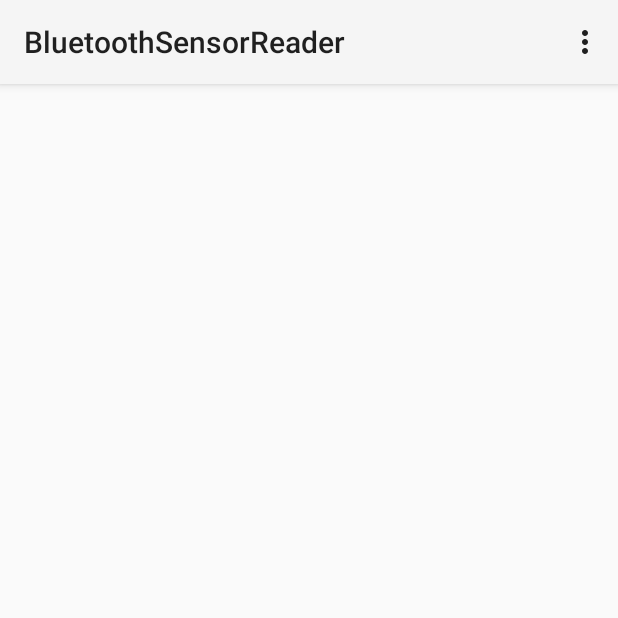
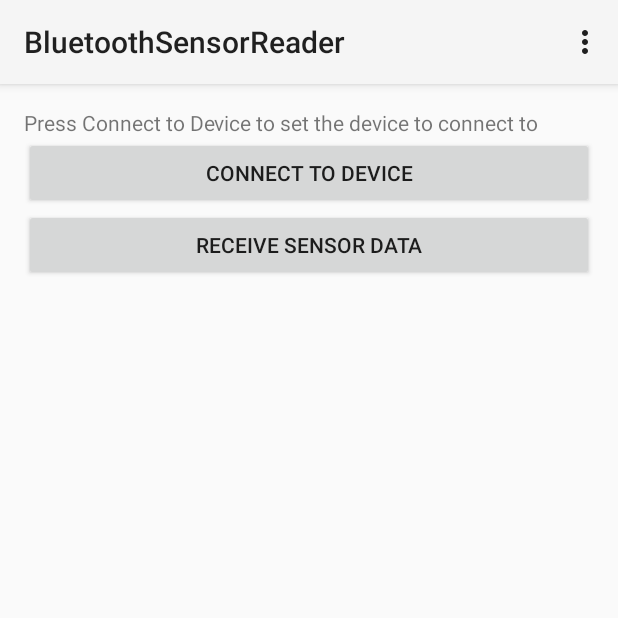
Before and after one commit to tkk21/BluetoothChatUsingEdison, an Android app: the screen it shows after launch (MainActivity), on a phone screen of 412 x 824 dp, the top half of it. Run offline under Robolectric (Android 15) with nearby library versions, the phone set to English and light mode, and no system bars.

Commit message:
adjusted layouts so that the fragment shows up

```diff
--- a/BluetoothSensorReader/app/src/main/res/layout/activity_bluetooth_sensor_fragment.xml
+++ b/BluetoothSensorReader/app/src/main/res/layout/activity_bluetooth_sensor_fragment.xml
@@ -2,6 +2,11 @@
 <LinearLayout xmlns:android="http://schemas.android.com/apk/res/android"
     android:orientation="vertical" android:layout_width="match_parent"
     android:layout_height="match_parent">
+    <TextView
+        android:layout_width="match_parent"
+        android:layout_height="wrap_content"
+        android:text="@string/bluetooth_info"
+        />
 
     <Button
         android:id="@+id/button_connect"
--- a/BluetoothSensorReader/app/src/main/res/layout/activity_main.xml
+++ b/BluetoothSensorReader/app/src/main/res/layout/activity_main.xml
@@ -8,8 +8,9 @@
     <ViewAnimator
         android:id="@+id/fragment_output"
         android:layout_width="match_parent"
-        android:layout_height="0px"
+        android:layout_height="wrap_content"
         android:layout_weight="1">
+
 
 
     </ViewAnimator>
--- a/BluetoothSensorReader/app/src/main/res/values/strings.xml
+++ b/BluetoothSensorReader/app/src/main/res/values/strings.xml
@@ -4,6 +4,7 @@
 
     <string name="button_receive">Receive Sensor Data</string>
     <string name="button_connect">Connect to Device</string>
+    <string name="bluetooth_info">Press Connect to Device to set the device to connect to</string>
 
     <!-- DeviceListActivity -->
     <string name="scanning">Scanning for devices...</string>
```
